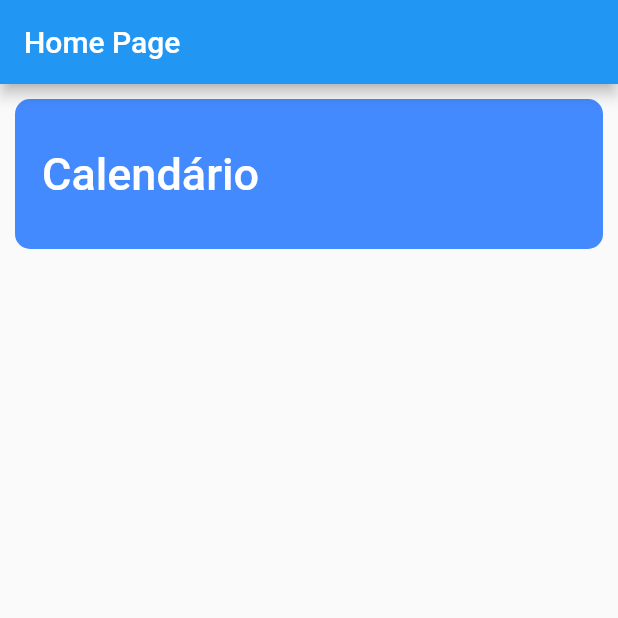
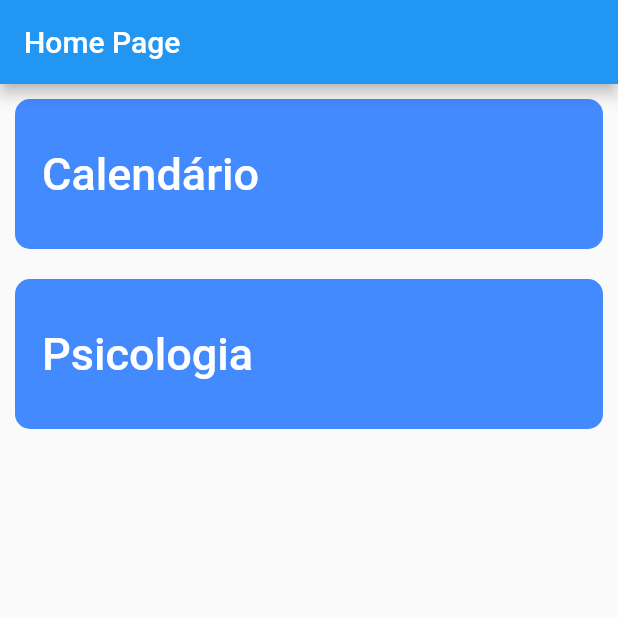
Before and after one commit to lutzzdias/calendar-flutter, a Flutter app: the screen it shows after launch, on a phone screen of 412 x 824 dp, the top half of it. Run offline on Flutter 3.47's test engine with Material 2 defaults, Android fonts, the phone set to English and light mode, and no system bars.

Commit message:
Improved the HomeButton widget for modularization and reusability

```diff
--- a/lib/Presentation/Pages/home_page.dart
+++ b/lib/Presentation/Pages/home_page.dart
@@ -1,3 +1,5 @@
+import 'package:calendar/Presentation/Pages/calendar_page.dart';
+import 'package:calendar/Presentation/Pages/test_page.dart';
 import 'package:calendar/Presentation/Widgets/HomePage/home_button.dart';
 import 'package:flutter/material.dart';
 
@@ -10,7 +12,8 @@ class HomePage extends StatelessWidget {
       appBar: AppBar(title: const Text("Home Page")),
       body: Column(
         children: const [
-          HomeButton(),
+          HomeButton(title: "Calendário", nextScreen: CalendarPage()),
+          HomeButton(title: "Psicologia", nextScreen: TestPage()),
         ],
       ),
     );
--- a/lib/Presentation/Widgets/HomePage/home_button.dart
+++ b/lib/Presentation/Widgets/HomePage/home_button.dart
@@ -1,10 +1,10 @@
-import 'package:calendar/Presentation/Pages/calendar_page.dart';
 import 'package:flutter/material.dart';
 
 class HomeButton extends StatelessWidget {
-  const HomeButton({
-    Key? key,
-  }) : super(key: key);
+  final String title;
+  final Widget nextScreen;
+  const HomeButton({Key? key, required this.title, required this.nextScreen})
+      : super(key: key);
 
   @override
   Widget build(BuildContext context) {
@@ -21,16 +21,16 @@ class HomeButton extends StatelessWidget {
         style: TextButton.styleFrom(
             minimumSize: const Size.fromHeight(100),
             alignment: Alignment.centerLeft),
-        child: const Text(
-          "Calendário",
+        child: Text(
+          title,
           textAlign: TextAlign.left,
-          style: TextStyle(
+          style: const TextStyle(
             color: Colors.white,
             fontSize: 30,
           ),
         ),
-        onPressed: () => Navigator.push(context,
-            MaterialPageRoute(builder: (context) => const CalendarPage())),
+        onPressed: () => Navigator.push(
+            context, MaterialPageRoute(builder: (context) => nextScreen)),
       ),
     );
   }
```
Also changed, not shown: lib/Presentation/Pages/test_page.dart (added, +16 -0 lines).
